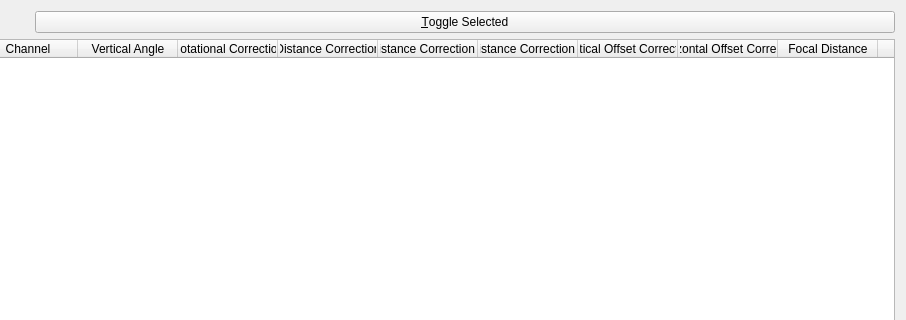
Qt form VelodyneHDL/vvLaserSelectionDialog.ui (Kitware/VeloView) before a commit; both pictures show x 134 to 1040 and y 0 to 320 of the 1040 by 467 pixel window.
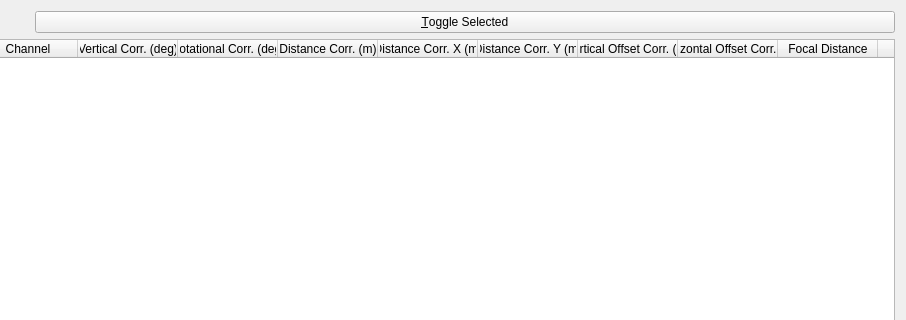
The same form after that commit.

Commit message: Edited some columns name to be closer to the usual ones

Patch:
```diff
--- a/VelodyneHDL/vvLaserSelectionDialog.ui
+++ b/VelodyneHDL/vvLaserSelectionDialog.ui
@@ -75,7 +75,7 @@
      </column>
      <column>
       <property name="text">
-       <string>Vertical Angle</string>
+       <string>Vertical Corr. (deg)</string>
       </property>
       <property name="textAlignment">
        <set>AlignCenter</set>
@@ -83,7 +83,7 @@
      </column>
      <column>
       <property name="text">
-       <string>Rotational Correction</string>
+       <string>Rotational Corr. (deg)</string>
       </property>
       <property name="textAlignment">
        <set>AlignCenter</set>
@@ -91,7 +91,7 @@
      </column>
      <column>
       <property name="text">
-       <string>Distance Correction</string>
+       <string>Distance Corr. (m)</string>
       </property>
       <property name="textAlignment">
        <set>AlignCenter</set>
@@ -99,7 +99,7 @@
      </column>
      <column>
       <property name="text">
-       <string>Distance Correction X</string>
+       <string>Distance Corr. X (m)</string>
       </property>
       <property name="textAlignment">
        <set>AlignCenter</set>
@@ -107,7 +107,7 @@
      </column>
      <column>
       <property name="text">
-       <string>Distance Correction Y</string>
+       <string>Distance Corr. Y (m)</string>
       </property>
       <property name="textAlignment">
        <set>AlignCenter</set>
@@ -115,7 +115,7 @@
      </column>
      <column>
       <property name="text">
-       <string>Vertical Offset Correction</string>
+       <string>Vertical Offset Corr. (m)</string>
       </property>
       <property name="textAlignment">
        <set>AlignCenter</set>
@@ -123,7 +123,7 @@
      </column>
      <column>
       <property name="text">
-       <string>Horizontal Offset Correction</string>
+       <string>Horizontal Offset Corr. (m)</string>
       </property>
       <property name="textAlignment">
        <set>AlignCenter</set>
```
